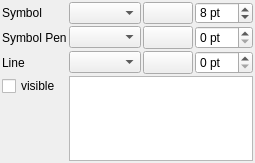
First picture: the form in qps/plotstyling/plotstylewidget.ui, repository EnMAP-Box/qgispluginsupport, before the edit.
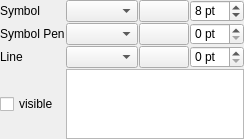
Second picture: the form after the edit. Custom widgets are drawn as their Qt base class.

Commit message:
PlotStyle: added VerticalLine and LowLine as plot symbols PlotStyleWidget: added VisibilityFlags to control which widgets are shown
refactored PlotStyleWidget

```diff
--- a/qps/plotstyling/plotstylewidget.ui
+++ b/qps/plotstyling/plotstylewidget.ui
@@ -6,8 +6,8 @@
    <rect>
     <x>0</x>
     <y>0</y>
-    <width>255</width>
-    <height>163</height>
+    <width>223</width>
+    <height>137</height>
    </rect>
   </property>
   <property name="windowTitle">
@@ -15,45 +15,34 @@
   </property>
   <layout class="QGridLayout" name="gridLayout">
    <property name="leftMargin">
-    <number>2</number>
+    <number>0</number>
    </property>
    <property name="topMargin">
-    <number>2</number>
+    <number>0</number>
    </property>
    <property name="rightMargin">
-    <number>2</number>
+    <number>0</number>
    </property>
    <property name="bottomMargin">
-    <number>2</number>
+    <number>0</number>
    </property>
    <property name="spacing">
-    <number>2</number>
+    <number>1</number>
    </property>
-   <item row="3" column="3">
-    <widget class="QSpinBox" name="sbLinePenWidth">
+   <item row="2" column="0">
+    <widget class="QLabel" name="labelLine">
      <property name="enabled">
       <bool>true</bool>
      </property>
-     <property name="sizePolicy">
-      <sizepolicy hsizetype="Minimum" vsizetype="Preferred">
-       <horstretch>0</horstretch>
-       <verstretch>0</verstretch>
-      </sizepolicy>
+     <property name="text">
+      <string>Line</string>
      </property>
-     <property name="suffix">
-      <string> pt</string>
-     </property>
-     <property name="minimum">
-      <number>0</number>
-     </property>
-     <property name="maximum">
-      <number>10</number>
-     </property>
-     <property name="singleStep">
-      <number>1</number>
-     </property>
-     <property name="value">
-      <number>0</number>
+    </widget>
+   </item>
+   <item row="3" column="0">
+    <widget class="QCheckBox" name="cbIsVisible">
+     <property name="text">
+      <string>visible</string>
      </property>
     </widget>
    </item>
@@ -64,7 +53,143 @@
      </property>
      <property name="sizePolicy">
       <sizepolicy hsizetype="Minimum" vsizetype="Preferred">
-       <horstretch>0</horstretch>
+       <horstretch>1</horstretch>
+       <verstretch>0</verstretch>
+      </sizepolicy>
+     </property>
+     <property name="minimumSize">
+      <size>
+       <width>0</width>
+       <height>21</height>
+      </size>
+     </property>
+     <property name="suffix">
+      <string> pt</string>
+     </property>
+     <property name="minimum">
+      <number>0</number>
+     </property>
+     <property name="maximum">
+      <number>10</number>
+     </property>
+     <property name="singleStep">
+      <number>1</number>
+     </property>
+     <property name="value">
+      <number>0</number>
+     </property>
+    </widget>
+   </item>
+   <item row="1" column="2">
+    <widget class="QgsColorButton" name="btnSymbolPenColor">
+     <property name="enabled">
+      <bool>true</bool>
+     </property>
+     <property name="sizePolicy">
+      <sizepolicy hsizetype="Fixed" vsizetype="Preferred">
+       <horstretch>2</horstretch>
+       <verstretch>0</verstretch>
+      </sizepolicy>
+     </property>
+     <property name="minimumSize">
+      <size>
+       <width>50</width>
+       <height>16</height>
+      </size>
+     </property>
+     <property name="maximumSize">
+      <size>
+       <width>50</width>
+       <height>16777215</height>
+      </size>
+     </property>
+     <property name="colorDialogTitle">
+      <string>Select Symbol Line Color</string>
+     </property>
+     <property name="color">
+      <color>
+       <red>255</red>
+       <green>0</green>
+       <blue>0</blue>
+      </color>
+     </property>
+    </widget>
+   </item>
+   <item row="0" column="0">
+    <widget class="QLabel" name="labelSymbol">
+     <property name="enabled">
+      <bool>true</bool>
+     </property>
+     <property name="text">
+      <string>Symbol</string>
+     </property>
+    </widget>
+   </item>
+   <item row="2" column="3">
+    <widget class="QSpinBox" name="sbLinePenWidth">
+     <property name="enabled">
+      <bool>true</bool>
+     </property>
+     <property name="sizePolicy">
+      <sizepolicy hsizetype="Minimum" vsizetype="Preferred">
+       <horstretch>1</horstretch>
+       <verstretch>0</verstretch>
+      </sizepolicy>
+     </property>
+     <property name="minimumSize">
+      <size>
+       <width>0</width>
+       <height>21</height>
+      </size>
+     </property>
+     <property name="suffix">
+      <string> pt</string>
+     </property>
+     <property name="minimum">
+      <number>0</number>
+     </property>
+     <property name="maximum">
+      <number>10</number>
+     </property>
+     <property name="singleStep">
+      <number>1</number>
+     </property>
+     <property name="value">
+      <number>0</number>
+     </property>
+    </widget>
+   </item>
+   <item row="1" column="0">
+    <widget class="QLabel" name="labelSymbolPen">
+     <property name="enabled">
+      <bool>true</bool>
+     </property>
+     <property name="text">
+      <string>Symbol Pen</string>
+     </property>
+    </widget>
+   </item>
+   <item row="0" column="1">
+    <widget class="MarkerSymbolComboBox" name="cbSymbol">
+     <property name="sizePolicy">
+      <sizepolicy hsizetype="Preferred" vsizetype="Fixed">
+       <horstretch>1</horstretch>
+       <verstretch>0</verstretch>
+      </sizepolicy>
+     </property>
+     <property name="frame">
+      <bool>true</bool>
+     </property>
+    </widget>
+   </item>
+   <item row="0" column="3">
+    <widget class="QSpinBox" name="sbSymbolSize">
+     <property name="enabled">
+      <bool>true</bool>
+     </property>
+     <property name="sizePolicy">
+      <sizepolicy hsizetype="Minimum" vsizetype="Preferred">
+       <horstretch>1</horstretch>
        <verstretch>0</verstretch>
       </sizepolicy>
      </property>
@@ -91,45 +216,23 @@
      </property>
     </widget>
    </item>
-   <item row="2" column="3">
-    <widget class="QSpinBox" name="sbMarkerPenWidth">
-     <property name="enabled">
-      <bool>true</bool>
-     </property>
-     <property name="sizePolicy">
-      <sizepolicy hsizetype="Minimum" vsizetype="Preferred">
-       <horstretch>0</horstretch>
-       <verstretch>0</verstretch>
-      </sizepolicy>
-     </property>
-     <property name="minimumSize">
-      <size>
-       <width>0</width>
-       <height>21</height>
-      </size>
-     </property>
-     <property name="suffix">
-      <string> pt</string>
-     </property>
-     <property name="minimum">
-      <number>0</number>
-     </property>
-     <property name="maximum">
-      <number>10</number>
-     </property>
-     <property name="singleStep">
-      <number>1</number>
-     </property>
-     <property name="value">
-      <number>0</number>
-     </property>
-    </widget>
-   </item>
-   <item row="3" column="2">
+   <item row="2" column="2">
     <widget class="QgsColorButton" name="btnLinePenColor">
      <property name="enabled">
       <bool>true</bool>
      </property>
+     <property name="sizePolicy">
+      <sizepolicy hsizetype="Fixed" vsizetype="Preferred">
+       <horstretch>2</horstretch>
+       <verstretch>0</verstretch>
+      </sizepolicy>
+     </property>
+     <property name="minimumSize">
+      <size>
+       <width>50</width>
+       <height>16</height>
+      </size>
+     </property>
      <property name="maximumSize">
       <size>
        <width>50</width>
@@ -149,97 +252,61 @@
     </widget>
    </item>
    <item row="1" column="1">
-    <widget class="MarkerSymbolComboBox" name="cbMarkerSymbol"/>
-   </item>
-   <item row="3" column="1">
-    <widget class="QgsPenStyleComboBox" name="cbLinePenStyle"/>
-   </item>
-   <item row="3" column="0">
-    <widget class="QLabel" name="label_16">
-     <property name="enabled">
-      <bool>true</bool>
-     </property>
-     <property name="text">
-      <string>Line</string>
-     </property>
-    </widget>
-   </item>
-   <item row="1" column="2">
-    <widget class="QgsColorButton" name="btnMarkerBrushColor">
-     <property name="enabled">
-      <bool>true</bool>
-     </property>
-     <property name="minimumSize">
-      <size>
-       <width>50</width>
-       <height>16</height>
-      </size>
-     </property>
-     <property name="maximumSize">
-      <size>
-       <width>50</width>
-       <height>16777215</height>
-      </size>
-     </property>
-     <property name="colorDialogTitle">
-      <string>Select Symbol Fill Color</string>
-     </property>
-     <property name="color">
-      <color>
-       <red>255</red>
-       <green>0</green>
-       <blue>0</blue>
-      </color>
-     </property>
-    </widget>
-   </item>
-   <item row="2" column="2">
-    <widget class="QgsColorButton" name="btnMarkerPenColor">
-     <property name="enabled">
-      <bool>true</bool>
-     </property>
-     <property name="maximumSize">
-      <size>
-       <width>50</width>
-       <height>16777215</height>
-      </size>
-     </property>
-     <property name="colorDialogTitle">
-      <string>Select Symbol Line Color</string>
-     </property>
-     <property name="color">
-      <color>
-       <red>255</red>
-       <green>0</green>
-       <blue>0</blue>
-      </color>
+    <widget class="QgsPenStyleComboBox" name="cbSymbolPen">
+     <property name="sizePolicy">
+      <sizepolicy hsizetype="Preferred" vsizetype="Fixed">
+       <horstretch>1</horstretch>
+       <verstretch>0</verstretch>
+      </sizepolicy>
      </property>
     </widget>
    </item>
    <item row="2" column="1">
-    <widget class="QgsPenStyleComboBox" name="cbMarkerPenStyle"/>
-   </item>
-   <item row="1" column="0">
-    <widget class="QLabel" name="label_15">
-     <property name="enabled">
-      <bool>true</bool>
+    <widget class="QgsPenStyleComboBox" name="cbLinePen">
+     <property name="sizePolicy">
+      <sizepolicy hsizetype="Preferred" vsizetype="Fixed">
+       <horstretch>1</horstretch>
+       <verstretch>0</verstretch>
+      </sizepolicy>
      </property>
-     <property name="text">
-      <string>Symbol</string>
-     </property>
     </widget>
    </item>
-   <item row="2" column="0">
-    <widget class="QLabel" name="label_14">
+   <item row="0" column="2">
+    <widget class="QgsColorButton" name="btnSymbolColor">
      <property name="enabled">
       <bool>true</bool>
      </property>
-     <property name="text">
-      <string>Symbol Pen</string>
+     <property name="sizePolicy">
+      <sizepolicy hsizetype="Fixed" vsizetype="Preferred">
+       <horstretch>2</horstretch>
+       <verstretch>0</verstretch>
+      </sizepolicy>
      </property>
+     <property name="minimumSize">
+      <size>
+       <width>50</width>
+       <height>16</height>
+      </size>
+     </property>
+     <property name="maximumSize">
+      <size>
+       <width>50</width>
+       <height>16777215</height>
+      </size>
+     </property>
+     <property name="colorDialogTitle">
+      <string>Select Symbol Fill Color</string>
+     </property>
+     <property name="color">
+      <color>
+       <red>255</red>
+       <green>0</green>
+       <blue>0</blue>
+      </color>
+     </property>
     </widget>
    </item>
-   <item row="4" column="1" rowspan="4" colspan="3">
+   <item row="3" column="1" colspan="3">
     <widget class="PlotWidget" name="plotWidget">
      <property name="sizePolicy">
       <sizepolicy hsizetype="Preferred" vsizetype="Preferred">
@@ -249,13 +316,6 @@
      </property>
     </widget>
    </item>
-   <item row="4" column="0">
-    <widget class="QCheckBox" name="cbIsVisible">
-     <property name="text">
-      <string>visible</string>
-     </property>
-    </widget>
-   </item>
   </layout>
  </widget>
  <customwidgets>
```
Left out of the diff: 2 changed lines with no effect on the pictures. The commit also changes 3 other files.
